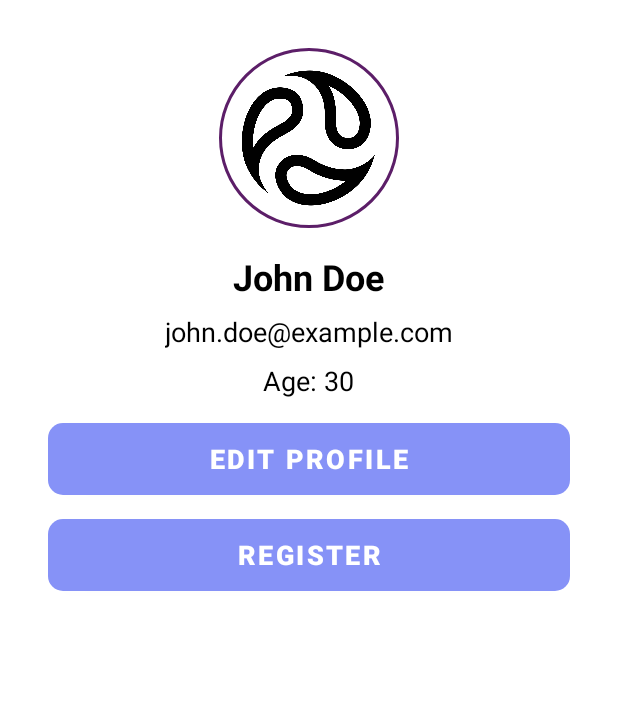
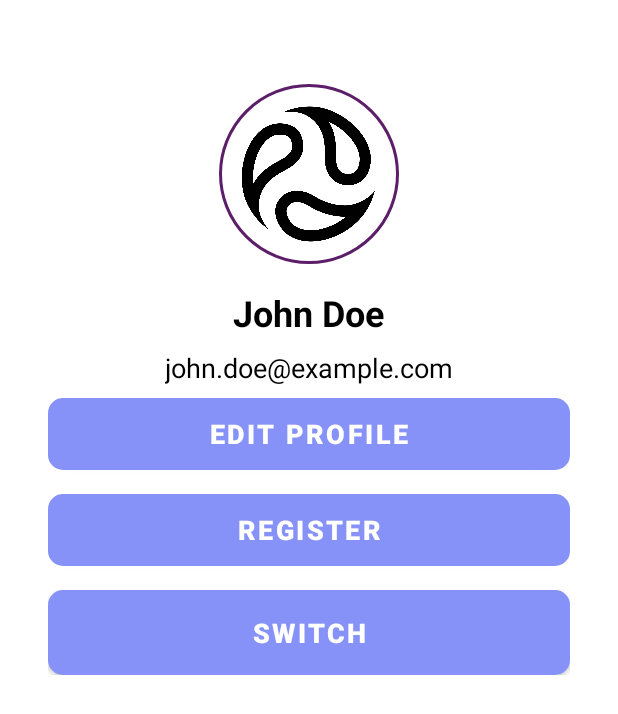
Before and after one commit to saber0amine/YLH_Mobile_V, an Android app: the layout fragment_profile.xml on its own in the app's theme, with its tools: preview values and no code run, on a phone screen of 412 x 824 dp. Shown: the top 714 px of the screen. Run offline under Robolectric (Android 15) with nearby library versions, the phone set to English and light mode, and no system bars.

Commit message:
Resolving Fragments issues

```diff
--- a/app/src/main/AndroidManifest.xml
+++ b/app/src/main/AndroidManifest.xml
@@ -31,7 +31,7 @@
             android:theme="@style/Theme.AppCompat.Light.NoActionBar"
             />
     <activity android:name="com.example.yallah_project.activity.ProfileActivity"
-     />
+    android:theme="@style/Theme.MaterialComponents.DayNight.NoActionBar" />
     </application>
 
 </manifest>
--- a/app/src/main/java/com/example/yallah_project/viewmodel/UserViewModel.java
+++ b/app/src/main/java/com/example/yallah_project/viewmodel/UserViewModel.java
@@ -64,6 +64,7 @@ public LiveData<User> getUserByEmailAndPassword(String email, String password) {
         organisateurSwitchRequest.setGovernmentIdType(governmentIdType);
         organisateurSwitchRequest.setGovernmentIdImage(governmentIdImage);
         Call<ResponseBody> call = apiService.switchToOrganisateur(organisateurSwitchRequest);
+        Log.i("userView" , "outside the call") ;
         call.enqueue(new Callback<ResponseBody>() {
             @Override
             public void onResponse(Call<ResponseBody> call, Response<ResponseBody> response) {
--- /dev/null
+++ b/app/src/main/res/drawable/baseline_close_24.xml
@@ -0,0 +1,5 @@
+<vector android:height="24dp" android:tint="#3A3A3A"
+    android:viewportHeight="24" android:viewportWidth="24"
+    android:width="24dp" xmlns:android="http://schemas.android.com/apk/res/android">
+    <path android:fillColor="@android:color/white" android:pathData="M19,6.41L17.59,5 12,10.59 6.41,5 5,6.41 10.59,12 5,17.59 6.41,19 12,13.41 17.59,19 19,17.59 13.41,12z"/>
+</vector>
--- /dev/null
+++ b/app/src/main/res/drawable/baseline_electric_bolt_24.xml
@@ -0,0 +1,5 @@
+<vector android:height="24dp" android:tint="#3A3A3A"
+    android:viewportHeight="24" android:viewportWidth="24"
+    android:width="24dp" xmlns:android="http://schemas.android.com/apk/res/android">
+    <path android:fillColor="@android:color/white" android:pathData="M14.69,2.21L4.33,11.49c-0.64,0.58 -0.28,1.65 0.58,1.73L13,14l-4.85,6.76c-0.22,0.31 -0.19,0.74 0.08,1.01h0c0.3,0.3 0.77,0.31 1.08,0.02l10.36,-9.28c0.64,-0.58 0.28,-1.65 -0.58,-1.73L11,10l4.85,-6.76c0.22,-0.31 0.19,-0.74 -0.08,-1.01l0,0C15.47,1.93 15,1.92 14.69,2.21z"/>
+</vector>
--- a/app/src/main/res/layout/fragment_profile.xml
+++ b/app/src/main/res/layout/fragment_profile.xml
@@ -1,15 +1,30 @@
-<RelativeLayout xmlns:android="http://schemas.android.com/apk/res/android"
+<?xml version="1.0" encoding="utf-8"?>
+<FrameLayout xmlns:android="http://schemas.android.com/apk/res/android"
+    xmlns:tools="http://schemas.android.com/tools"
+    android:layout_width="match_parent"
+    android:layout_height="match_parent"
+    tools:context=".Fragment.ProfileFragment">
+
+    <RelativeLayout
         xmlns:app="http://schemas.android.com/apk/res-auto"
         android:layout_width="match_parent"
         android:layout_height="match_parent"
         android:padding="16dp"
         >
+
         <TextView
             android:id="@+id/testSwitch"
             android:layout_width="match_parent"
             android:layout_height="match_parent"
             />
-
+        <LinearLayout
+            android:id="@+id/profileCardView"
+            android:layout_width="match_parent"
+            android:layout_height="wrap_content"
+            android:layout_marginTop="24dp"
+            android:elevation="4dp"
+            app:cardCornerRadius="8dp"
+            app:cardBackgroundColor="@color/white">
 
             <LinearLayout
                 android:layout_width="match_parent"
@@ -48,16 +63,7 @@
                     android:layout_gravity="center_horizontal"
                     android:layout_marginBottom="8dp"/>
 
-            <TextView
-                android:id="@+id/ageProfil"
-                android:layout_width="wrap_content"
-                android:layout_height="wrap_content"
-                android:text="Age: 30"
-                android:textSize="18sp"
-                android:inputType="date"
-                android:textColor="@color/black"
-                android:layout_gravity="center_horizontal"
-                android:layout_marginBottom="16dp"/>
+
 
                 <Button
                     android:id="@+id/EditProfile"
@@ -80,10 +86,23 @@
                     android:background="@drawable/rounded_button"
                     android:textColor="@color/white"
                     android:layout_marginBottom="16dp" />
+                <Button
+                    android:id="@+id/switch_to_organisateur_button"
+                    android:layout_width="match_parent"
+                    android:layout_height="wrap_content"
+                    android:background="@drawable/rounded_button"
+                    android:padding="10dp"
+                    android:text="Switch"
+                    android:textColor="@android:color/white"
+                    android:textSize="18sp"
+                    android:textStyle="bold" />
+
+            </LinearLayout>
 
         </LinearLayout>
 
 
 
+    </RelativeLayout>
 
-</RelativeLayout>
+</FrameLayout>
```
Also changed, not shown: app/src/main/java/com/example/yallah_project/Fragment/ProfileFragment.java (added, +76 -0 lines), app/src/main/java/com/example/yallah_project/activity/OrganizerRegistrationActivity.java (+6 -11 lines), app/src/main/java/com/example/yallah_project/activity/nav_layout_all.java (+19 -29 lines), app/src/main/res/layout/bottomsheetlayout.xml (+10 -58 lines). Lines whose indentation alone changed are shown as unchanged.
